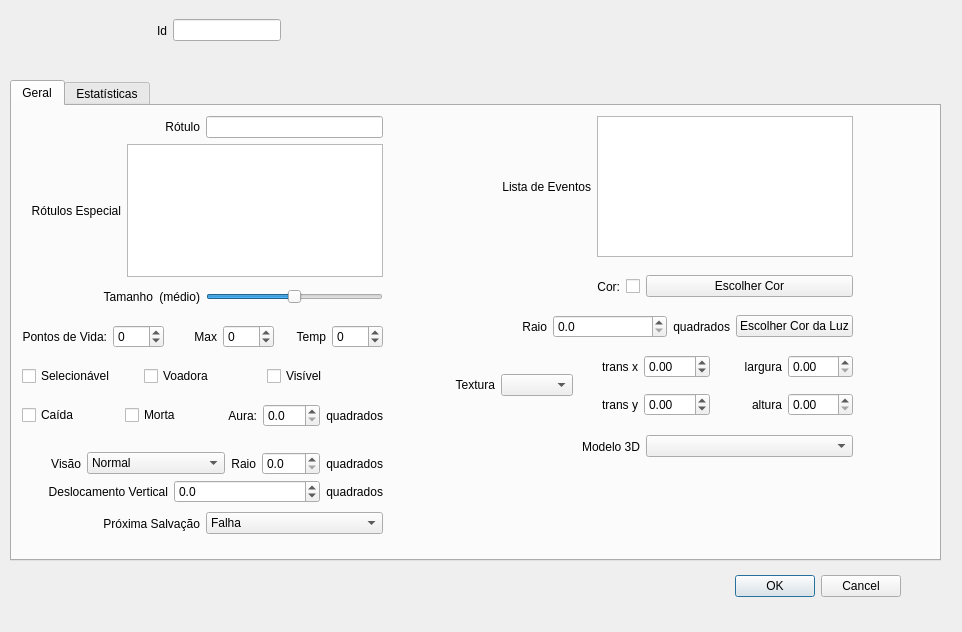
Old version of the form ifg/qt/ui/entidade.ui in the repository matferib/tabuleiro-virtual.
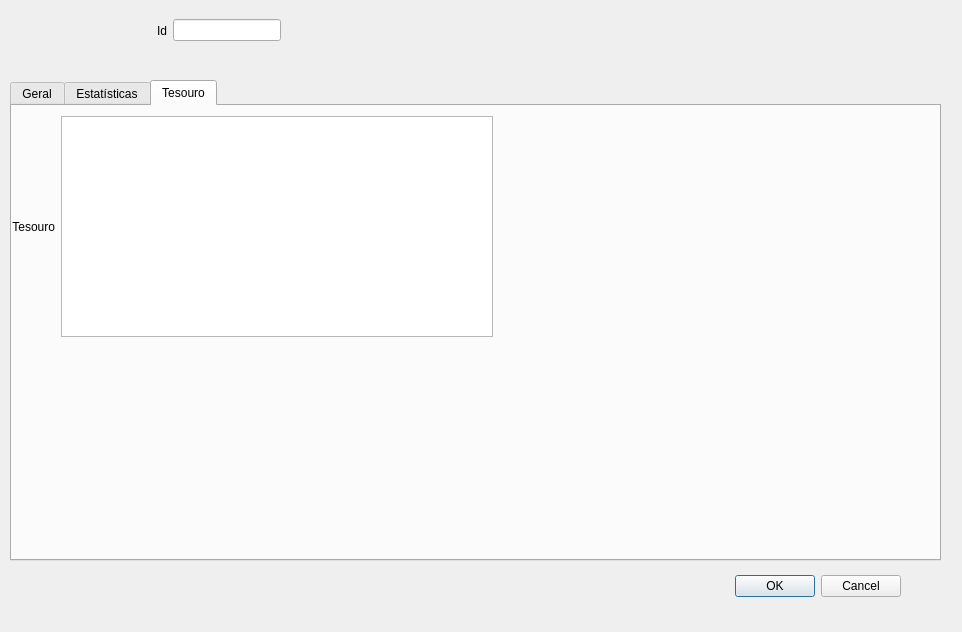
New version of the form. The open tabs and pages were chosen to show the change.

What changed in the file:
```diff
--- a/ifg/qt/ui/entidade.ui
+++ b/ifg/qt/ui/entidade.ui
@@ -1453,6 +1453,46 @@
      </widget>
     </widget>
    </widget>
+   <widget class="QWidget" name="tab">
+    <attribute name="title">
+     <string>Tesouro</string>
+    </attribute>
+    <widget class="QWidget" name="layoutWidget_4">
+     <property name="geometry">
+      <rect>
+       <x>0</x>
+       <y>10</y>
+       <width>481</width>
+       <height>221</height>
+      </rect>
+     </property>
+     <layout class="QHBoxLayout" name="horizontalLayout_30">
+      <item>
+       <widget class="QLabel" name="label_37">
+        <property name="sizePolicy">
+         <sizepolicy hsizetype="Fixed" vsizetype="Preferred">
+          <horstretch>0</horstretch>
+          <verstretch>0</verstretch>
+         </sizepolicy>
+        </property>
+        <property name="text">
+         <string>Tesouro</string>
+        </property>
+        <property name="alignment">
+         <set>Qt::AlignRight|Qt::AlignTrailing|Qt::AlignVCenter</set>
+        </property>
+       </widget>
+      </item>
+      <item>
+       <widget class="QPlainTextEdit" name="lista_tesouro">
+        <property name="toolTip">
+         <string>Rótulos para a entidade. Aparece sobre ela quando a entidade é detalhada.</string>
+        </property>
+       </widget>
+      </item>
+     </layout>
+    </widget>
+   </widget>
   </widget>
  </widget>
  <tabstops>
```
Left out of the diff: 17 changed lines with no effect on the pictures.
